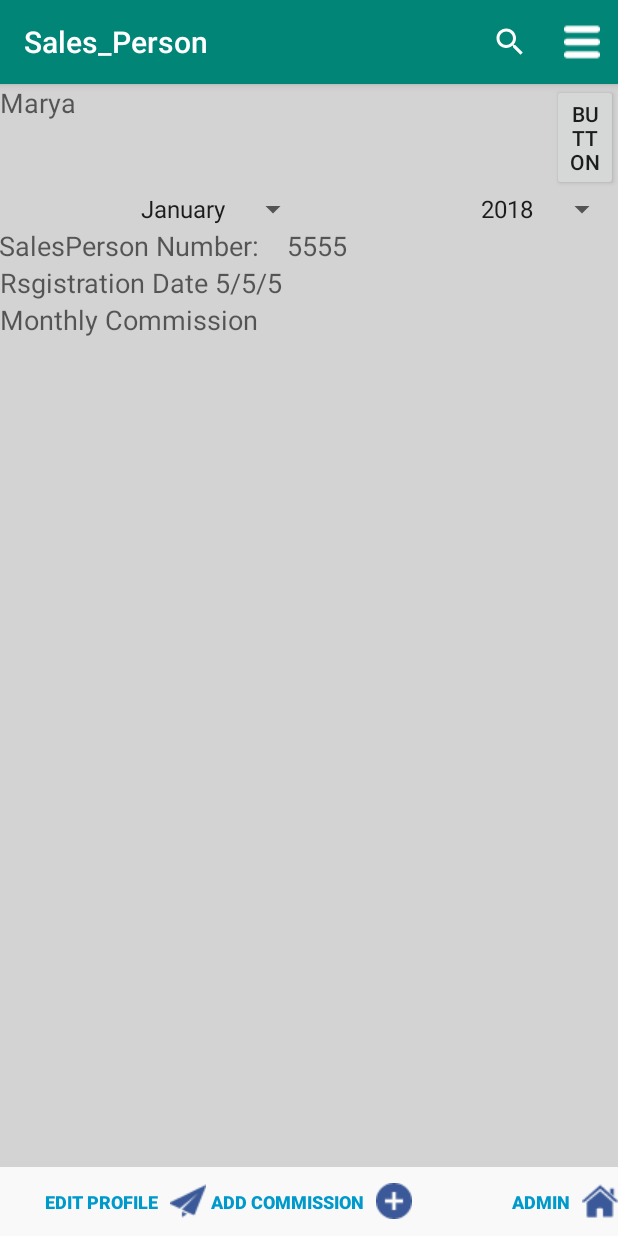
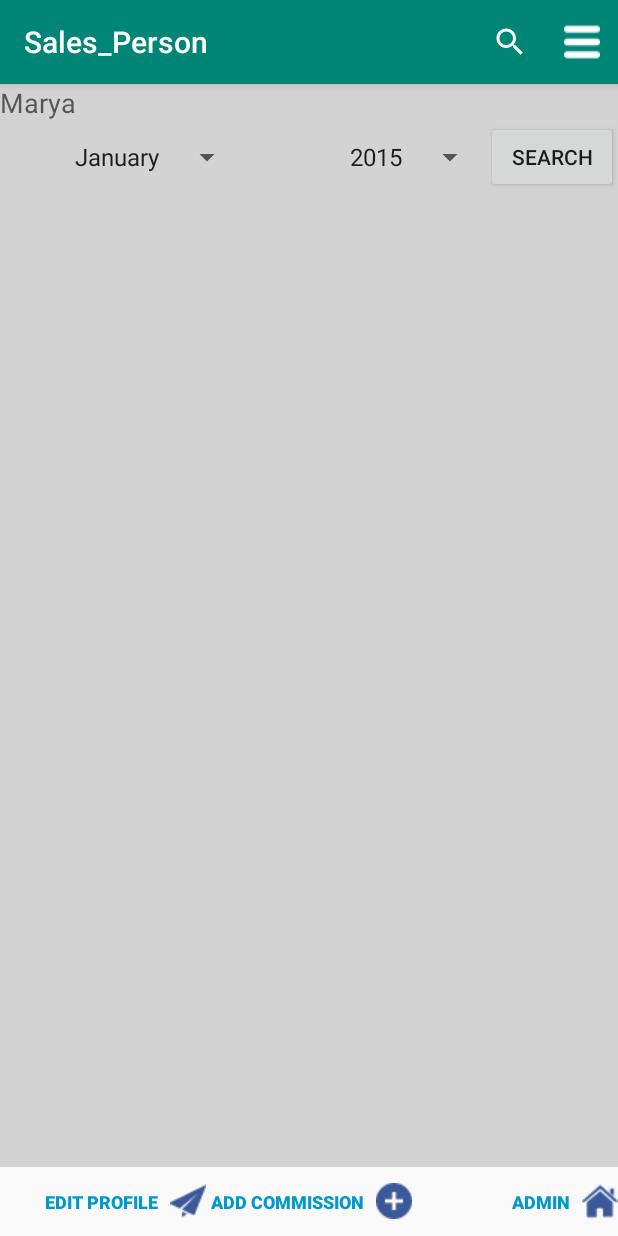
Before and after one commit to abdulwahed85/Sales_Person-Talal, an Android app: the ControlPanel screen opened directly, with no data from a screen before it, on a phone screen of 412 x 824 dp. Run offline under Robolectric (Android 15) with nearby library versions, the phone set to English and light mode, and no system bars.

Commit message:
Talal 06/10/2019

```diff
--- a/app/src/main/java/svu/org/HttpRequest.java
+++ b/app/src/main/java/svu/org/HttpRequest.java
@@ -88,11 +88,12 @@ public class HttpRequest extends AsyncTask<HttpCall, String, String> {
             if(!(
                     responseCode != HttpURLConnection.HTTP_OK &&
                     responseCode != HttpURLConnection.HTTP_CREATED &&
-                    responseCode != HttpURLConnection.HTTP_BAD_REQUEST)
+                    responseCode != HttpURLConnection.HTTP_BAD_REQUEST &&
+                    responseCode != HttpURLConnection.HTTP_INTERNAL_ERROR)
                 ) {
                 String line;
                 BufferedReader br;
-                if (responseCode != HttpURLConnection.HTTP_BAD_REQUEST) {
+                if (!(responseCode == HttpURLConnection.HTTP_BAD_REQUEST || responseCode == HttpURLConnection.HTTP_INTERNAL_ERROR)) {
                     br = new BufferedReader(new InputStreamReader(urlConnection.getInputStream()));
                 } else {
                     br = new BufferedReader(new InputStreamReader(urlConnection.getErrorStream()));
--- a/app/src/main/java/svu/org/MainActivity.java
+++ b/app/src/main/java/svu/org/MainActivity.java
@@ -55,6 +55,8 @@ public class MainActivity extends AppCompatActivity {
                 if (json.has("access_token")) {
                     if(json.get("access_token").toString().length() > 0 ) {
                         Intent intent = new Intent(MainActivity.this, ControlPanel.class);
+                        intent.putExtra("userID",json.get("userID").toString());
+                        intent.putExtra("roles",json.get("roles").toString());
                         startActivity(intent);
                     } else {
                         Toast.makeText(MainActivity.this, "Username / Password are not correct or maybe user is not exists", Toast.LENGTH_LONG).show();
--- a/app/src/main/res/layout/activity_add_sales_person.xml
+++ b/app/src/main/res/layout/activity_add_sales_person.xml
@@ -58,7 +58,7 @@
             android:orientation="vertical">
 
             <TextView
-                android:id="@+id/textView3"
+                android:id="@+id/TVsalesPersonNumber"
                 android:layout_width="match_parent"
                 android:layout_height="wrap_content"
                 android:layout_weight="0"
@@ -67,7 +67,7 @@
                 android:textAppearance="@style/TextAppearance.AppCompat.Medium" />
 
             <TextView
-                android:id="@+id/textView5"
+                android:id="@+id/TVrsgistrationDate"
                 android:layout_width="match_parent"
                 android:layout_height="wrap_content"
                 android:layout_weight="0"
@@ -76,7 +76,7 @@
                 android:textAppearance="@style/TextAppearance.AppCompat.Medium" />
 
             <TextView
-                android:id="@+id/textView6"
+                android:id="@+id/TVmonthlyCommission"
                 android:layout_width="match_parent"
                 android:layout_height="wrap_content"
                 android:layout_weight="0"
--- a/app/src/main/res/layout/activity_control_panel.xml
+++ b/app/src/main/res/layout/activity_control_panel.xml
@@ -20,7 +20,7 @@
             android:orientation="horizontal">
 
             <TextView
-                android:id="@+id/textView2"
+                android:id="@+id/TVfullName"
                 android:layout_width="match_parent"
                 android:layout_height="match_parent"
                 android:layout_weight="1"
@@ -28,13 +28,6 @@
                 android:text="@string/UserId"
                 android:textAppearance="@style/TextAppearance.AppCompat.Medium" />
 
-            <Button
-                android:id="@+id/button3"
-                android:layout_width="wrap_content"
-                android:layout_height="wrap_content"
-                android:layout_weight="1"
-                android:onClick="postRegionTest"
-                android:text="Button" />
         </LinearLayout>
 
         <LinearLayout
@@ -55,6 +48,13 @@
                 android:layout_height="match_parent"
                 android:layout_weight="1" />
 
+            <Button
+                android:id="@+id/button4"
+                android:layout_width="wrap_content"
+                android:layout_height="wrap_content"
+                android:onClick="search"
+                android:text="Search" />
+
         </LinearLayout>
 
         <LinearLayout
@@ -64,30 +64,30 @@
             android:orientation="vertical">
 
             <TextView
-                android:id="@+id/textView3"
+                android:id="@+id/TVsalesPersonNumber"
                 android:layout_width="match_parent"
                 android:layout_height="wrap_content"
                 android:layout_weight="0"
                 android:gravity="left"
-                android:text="SalesPerson Number:    5555"
+                android:text=""
                 android:textAppearance="@style/TextAppearance.AppCompat.Medium" />
 
             <TextView
-                android:id="@+id/textView5"
+                android:id="@+id/TVrsgistrationDate"
                 android:layout_width="match_parent"
                 android:layout_height="wrap_content"
                 android:layout_weight="0"
                 android:gravity="left"
-                android:text="Rsgistration Date 5/5/5"
+                android:text=""
                 android:textAppearance="@style/TextAppearance.AppCompat.Medium" />
 
             <TextView
-                android:id="@+id/textView6"
+                android:id="@+id/TVmonthlyCommission"
                 android:layout_width="match_parent"
                 android:layout_height="wrap_content"
                 android:layout_weight="0"
                 android:gravity="left"
-                android:text="Monthly Commission"
+                android:text=""
                 android:textAppearance="@style/TextAppearance.AppCompat.Medium" />
 
         </LinearLayout>
--- a/app/src/main/res/values/strings.xml
+++ b/app/src/main/res/values/strings.xml
@@ -71,6 +71,9 @@
     </string-array>
 
     <string-array name="Years_array">
+        <item>2015</item>
+        <item>2016</item>
+        <item>2017</item>
         <item>2018</item>
         <item>2019</item>
 
```
Also changed, not shown: app/src/main/java/svu/org/ControlPanel.java (+69 -28 lines), app/src/main/res/layout/activity_add_commission.xml (+4 -4 lines).
